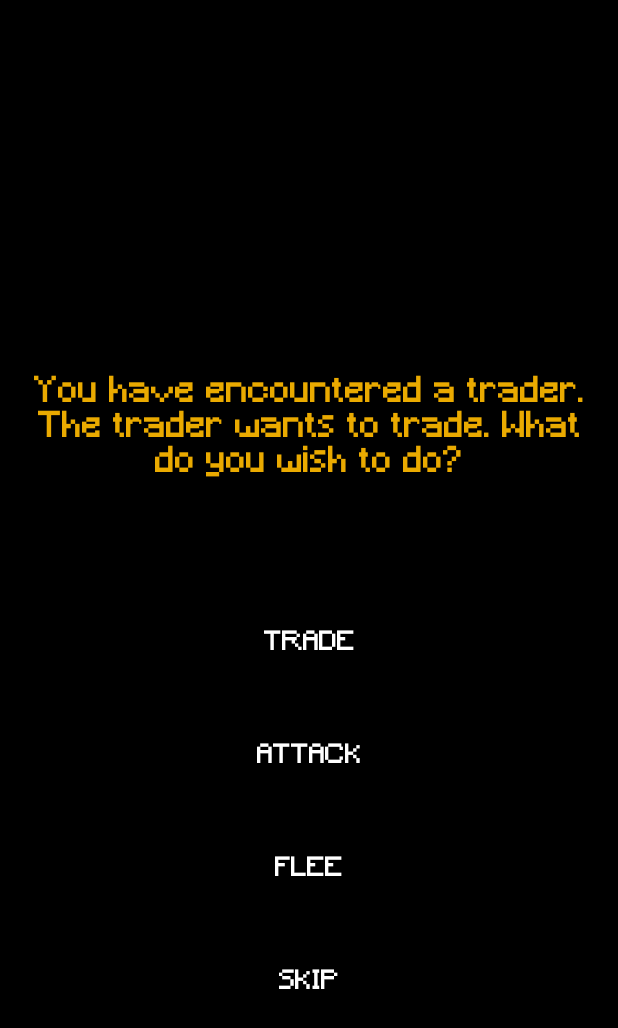
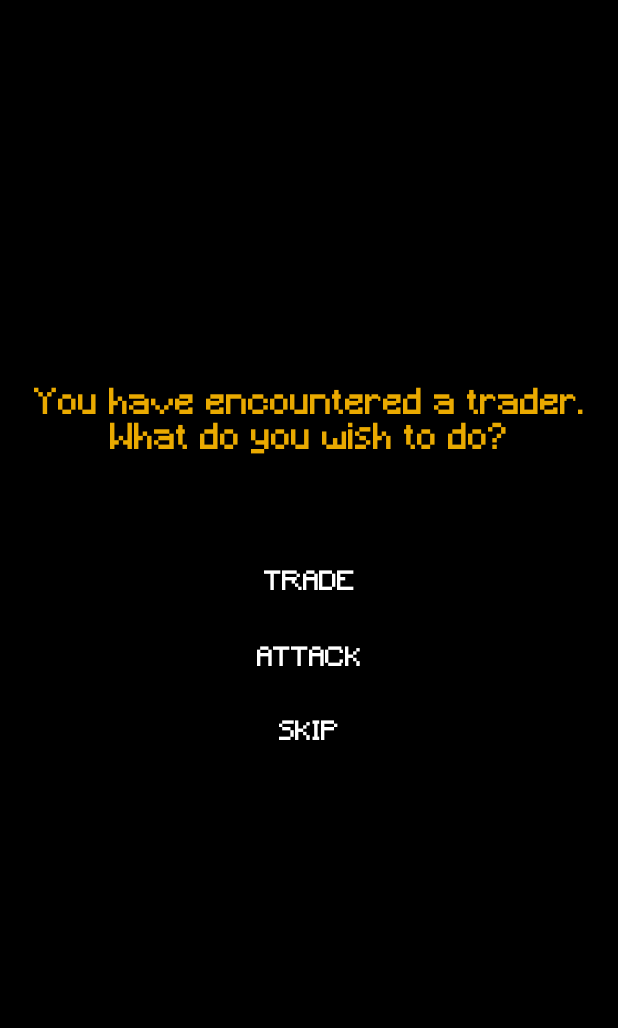
Before and after one commit to 200poundsofo2/GTrader, an Android app: the EncounterTraderActivity screen opened directly, with no data from a screen before it, on a phone screen of 412 x 824 dp. Shown: the top 1028 px of the screen. Run offline under Robolectric (Android 15) with nearby library versions, the phone set to English and light mode, and no system bars; 1 statement that could not run was skipped.

Commit message:
encounterTrader

```diff
--- a/app/src/main/res/layout/encounter_trader_ignore.xml
+++ b/app/src/main/res/layout/encounter_trader_ignore.xml
@@ -8,7 +8,7 @@
         tools:context=".views.MainActivity">
 
         <TextView
-            android:id="@+id/trader"
+            android:id="@+id/text_trader"
             android:layout_width="wrap_content"
             android:layout_height="wrap_content"
             android:gravity="center"
@@ -38,7 +38,7 @@
             app:layout_constraintBottom_toTopOf="@+id/button_flee"
             app:layout_constraintEnd_toEndOf="parent"
             app:layout_constraintStart_toStartOf="parent"
-            app:layout_constraintTop_toBottomOf="@+id/trader"
+            app:layout_constraintTop_toBottomOf="@+id/text_trader"
             app:rippleColor="#EAAA00"
             app:strokeColor="#fff"
             app:strokeWidth="2dp" />
--- a/app/src/main/res/layout/encounter_trader_trade.xml
+++ b/app/src/main/res/layout/encounter_trader_trade.xml
@@ -8,13 +8,13 @@
     tools:context=".views.MainActivity">
 
     <TextView
-        android:id="@+id/trader"
+        android:id="@+id/text_trader"
         android:layout_width="wrap_content"
         android:layout_height="wrap_content"
         android:gravity="center"
         android:paddingLeft="10dp"
         android:paddingRight="10dp"
-        android:text="You have encountered a trader. The trader wants to trade. What do you wish to do?"
+        android:text="You have encountered a trader. What do you wish to do?"
         app:layout_constraintBottom_toBottomOf="parent"
         app:layout_constraintHorizontal_bias="0.495"
         app:layout_constraintLeft_toLeftOf="parent"
@@ -38,7 +38,7 @@
         app:layout_constraintBottom_toTopOf="@+id/button_attack"
         app:layout_constraintEnd_toEndOf="parent"
         app:layout_constraintStart_toStartOf="parent"
-        app:layout_constraintTop_toBottomOf="@+id/trader"
+        app:layout_constraintTop_toBottomOf="@+id/text_trader"
         app:rippleColor="#EAAA00"
         app:strokeColor="#fff"
         app:strokeWidth="2dp" />
@@ -72,12 +72,10 @@
         android:layout_marginStart="129dp"
         android:layout_marginTop="1dp"
         android:layout_marginEnd="129dp"
-        android:layout_marginBottom="1dp"
-        android:text="Flee"
+        android:text="Skip"
         android:textSize="17sp"
         app:backgroundTint="#00000000"
         app:cornerRadius="10dp"
-        app:layout_constraintBottom_toTopOf="@+id/button_skip"
         app:layout_constraintEnd_toEndOf="parent"
         app:layout_constraintStart_toStartOf="parent"
         app:layout_constraintTop_toBottomOf="@+id/button_attack"
@@ -85,25 +83,4 @@
         app:strokeColor="#fff"
         app:strokeWidth="2dp" />
 
-    <com.google.android.material.button.MaterialButton
-        android:id="@+id/button_skip"
-        style="@style/Widget.AppCompat.Button.Borderless"
-        android:layout_width="0dp"
-        android:layout_height="wrap_content"
-        android:layout_marginStart="129dp"
-        android:layout_marginTop="1dp"
-        android:layout_marginEnd="129dp"
-        android:layout_marginBottom="120dp"
-        android:text="Skip"
-        android:textSize="17sp"
-        app:backgroundTint="#00000000"
-        app:cornerRadius="10dp"
-        app:layout_constraintBottom_toBottomOf="parent"
-        app:layout_constraintEnd_toEndOf="parent"
-        app:layout_constraintStart_toStartOf="parent"
-        app:layout_constraintTop_toBottomOf="@+id/button_flee"
-        app:rippleColor="#EAAA00"
-        app:strokeColor="#fff"
-        app:strokeWidth="2dp" />
-
 </androidx.constraintlayout.widget.ConstraintLayout>
```
Also changed, not shown: app/src/main/java/com/example/gtraderprototype/views/EncounterTraderActivity.java (+151 -3 lines).
